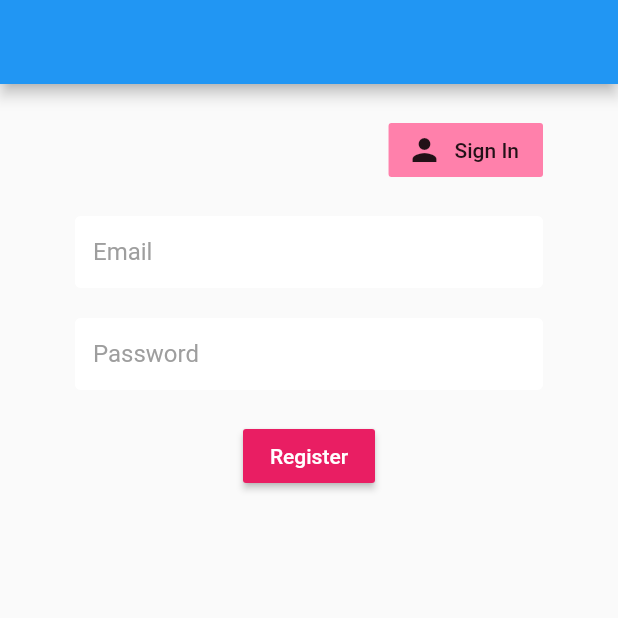
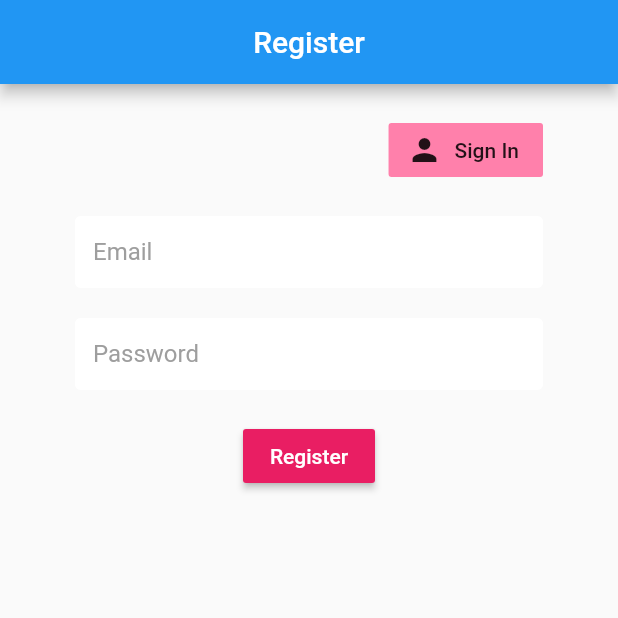
Before and after one commit to Hattomo/flutter_check_hub, a Flutter app: the screen it shows after launch, after a tap on "Register", on a phone screen of 412 x 824 dp, the top half of it. Run offline on Flutter 3.47's test engine with Material 2 defaults, Android fonts, the phone set to English and light mode, and no system bars; our stand-ins replace cloud_firestore, cloud_functions, firebase_auth, fl_chart, package_info, table_calendar; accounts and stored records are empty.

Commit message:
Update auth pages

```diff
--- a/lib/pages/auth/register.dart
+++ b/lib/pages/auth/register.dart
@@ -1,3 +1,4 @@
+import 'package:flutter/cupertino.dart';
 import 'package:flutter/material.dart';
 import 'package:flutter_check_hub/service/auth_service.dart';
 import 'package:flutter_check_hub/service/user_dataservice.dart';
@@ -30,9 +31,12 @@ class _RegisterState extends State<Register> {
   @override
   Widget build(BuildContext context) {
     return Scaffold(
-      appBar: AppBar(),
+      appBar: AppBar(
+        title: const Text('Register'),
+        centerTitle: true,
+      ),
       body: loading
-          ? const Text('Loading')
+          ? const Center(child: CupertinoActivityIndicator())
           : Container(
               padding:
                   const EdgeInsets.symmetric(vertical: 20.0, horizontal: 50.0),
--- a/lib/pages/auth/sign_in.dart
+++ b/lib/pages/auth/sign_in.dart
@@ -1,3 +1,4 @@
+import 'package:flutter/cupertino.dart';
 import 'package:flutter/material.dart';
 import 'package:flutter_check_hub/service/auth_service.dart';
 import 'package:flutter_check_hub/service/user_dataservice.dart';
@@ -30,9 +31,12 @@ class _SignInState extends State<SignIn> {
   Widget build(BuildContext context) {
     //print("singin");
     return Scaffold(
-      appBar: AppBar(),
+      appBar: AppBar(
+        title: const Text('Sign in'),
+        centerTitle: true,
+      ),
       body: loading
-          ? const Text('Loading')
+          ? const Center(child: CupertinoActivityIndicator())
           : Container(
               height: MediaQuery.of(context).size.height,
               padding:
```
